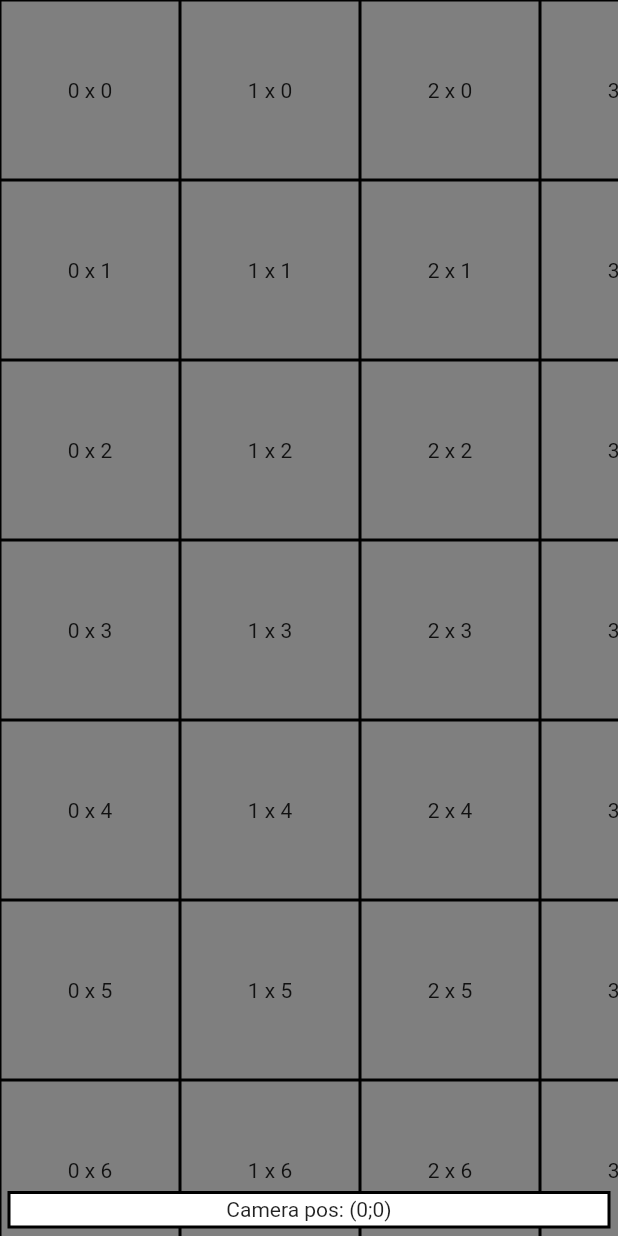
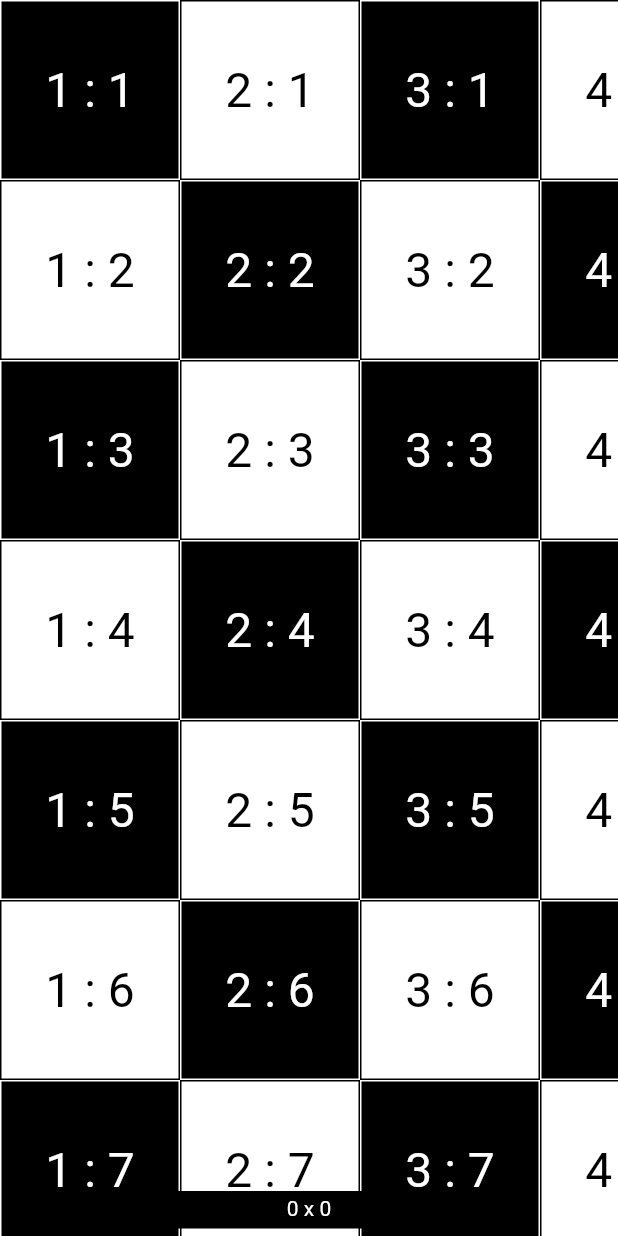
Before and after one commit to PlugFox/interactive_viewer, a Flutter app: the screen it shows after launch, on a phone screen of 412 x 824 dp. Run offline on Flutter 3.47's test engine with Material 2 defaults, Android fonts, the phone set to English and light mode, and no system bars.

Commit message:
Отрефакторил

```diff
--- a/lib/src/app.dart
+++ b/lib/src/app.dart
@@ -1,5 +1,6 @@
 import 'package:flutter/material.dart';
 import 'package:game_board/src/board.dart';
+import 'package:game_board/src/tile.dart';
 
 class App extends StatelessWidget {
   const App({Key? key}) : super(key: key);
@@ -14,22 +15,12 @@ class App extends StatelessWidget {
 class Home extends StatelessWidget {
   @override
   Widget build(BuildContext context) => Scaffold(
-        body: SizedBox(
-          height: MediaQuery.of(context).size.height,
-          width: MediaQuery.of(context).size.width,
-          child: SafeArea(
-            child: Board(
-              tileSize: const Size(120, 120),
-              fps: 60,
-              builder: (x, y) => Container(
-                height: 120,
-                width: 120,
-                decoration: BoxDecoration(border: Border.all()),
-                child: Center(
-                  child: Text('$x x $y'),
-                ),
-              ),
-            ),
+        body: SafeArea(
+          child: Board(
+            tileSize: const Size(120, 120),
+            fps: 60,
+            debug: true,
+            builder: (x, y) => BoardTile(x: x, y: y),
           ),
         ),
       );
--- a/lib/src/board.dart
+++ b/lib/src/board.dart
@@ -16,10 +16,14 @@ class Board extends StatelessWidget {
   /// Ограничение на FPS, по умолчанию - без ограничения
   final num fps;
 
+  /// Отображать табличку с текущими координатами
+  final bool debug;
+
   const Board({
     required this.builder,
     required this.tileSize,
     this.fps = double.infinity,
+    this.debug = false,
     Key? key,
   }) : super(key: key);
 
@@ -28,6 +32,7 @@ class Board extends StatelessWidget {
         builder: builder,
         size: tileSize,
         fps: fps,
+        debug: debug,
       );
 }
 
@@ -36,11 +41,13 @@ class _Board extends StatefulWidget {
   final Size size;
   final TileBuilder builder;
   final num fps;
+  final bool debug;
 
   const _Board({
     required this.builder,
     required this.size,
     required this.fps,
+    required this.debug,
     Key? key,
   }) : super(key: key);
 
@@ -98,18 +105,15 @@ class _BoardState extends State<_Board> {
   }
 
   @override
-  Widget build(BuildContext context) => SizedBox(
-        height: MediaQuery.of(context).size.height,
-        width: MediaQuery.of(context).size.width,
-        child: Stack(
+  Widget build(BuildContext context) => Stack(
+        alignment: Alignment.center,
         children: <Widget>[
-            GestureDetector(
+          Positioned(
+            child: GestureDetector(
               onPanCancel: () => _controller.notifyListeners(),
               onPanEnd: (details) => _controller.notifyListeners(),
               onPanUpdate: (details) =>
                   _controller.translate(details.delta.dx, details.delta.dy),
-              child: ColoredBox(
-                color: const Color(0xFF7F7F7F),
               child: LayoutBuilder(
                 builder: (context, constraints) {
                   // Расчитываю сколько клеточек может
@@ -126,7 +130,6 @@ class _BoardState extends State<_Board> {
                       height,
                       cellSize,
                       _controller,
-                        boardSize,
                     ),
                     children: _buildCells(
                       width,
@@ -137,22 +140,22 @@ class _BoardState extends State<_Board> {
               ),
             ),
           ),
+          if (widget.debug)
             Positioned(
-              left: 5,
-              right: 5,
+              width: 200,
+              bottom: 5,
               height: 25,
-              bottom: 5,
-              child: Container(
-                decoration: BoxDecoration(
-                  color: const Color(0xFFFFFFFF),
-                  border: Border.all(width: 2),
-                ),
-                height: 25,
-                width: MediaQuery.of(context).size.width,
+              child: ColoredBox(
+                color: const Color(0xFF000000),
                 child: Center(
                   child: ValueListenableBuilder<Offset>(
                     builder: (context, value, child) => Text(
-                      'Camera pos: (${value.dx.round()};${value.dy.round()})',
+                      '${value.dx.truncate()} x ${value.dy.truncate()}',
+                      style: const TextStyle(
+                        height: 1,
+                        color: Color(0xFFFFFFFF),
+                      ),
+                      textAlign: TextAlign.center,
                     ),
                     valueListenable: _controller,
                   ),
@@ -160,27 +163,33 @@ class _BoardState extends State<_Board> {
               ),
             ),
         ],
-        ),
       );
 }
 
 class _BoardFlowDelegate extends FlowDelegate {
+  /// Количество клеточек по ширине
+  final int width;
+
+  /// Количество клеточек по высоте
+  final int height;
+
+  /// Размер клеточки в dp
+  final Size size;
+
+  /// Контроллер со значением координат поля
   final ValueListenable<Offset> listenable;
-  final int width;
-  final int height;
-  final Size boardSize;
-  final Size size;
 
   _BoardFlowDelegate(
     this.width,
     this.height,
     this.size,
     this.listenable,
-    this.boardSize,
   ) : super(repaint: listenable);
 
   @override
   void paintChildren(FlowPaintingContext context) {
+    //final boardSize = context.size;
+
     // Количество целых столбцов и строк на которые съехала доска
     // по горизонтали и вертикали
     final colOffset = -(listenable.value.dx / size.width).ceil();
--- /dev/null
+++ b/lib/src/tile.dart
@@ -0,0 +1,40 @@
+import 'package:flutter/widgets.dart';
+
+@immutable
+class BoardTile extends StatelessWidget {
+  static const Color _black = Color(0xFF000000);
+  static const Color _white = Color(0xFFFFFFFF);
+
+  final int x;
+  final int y;
+
+  const BoardTile({
+    required this.x,
+    required this.y,
+    Key? key,
+  }) : super(key: key);
+
+  @override
+  Widget build(BuildContext context) {
+    final whiteCell = x.isOdd ^ y.isOdd;
+    return DecoratedBox(
+      decoration: BoxDecoration(
+        color: whiteCell ? _white : _black,
+        border: Border.all(
+          color: whiteCell ? _black : _white,
+        ),
+      ),
+      child: Center(
+        child: Text(
+          '${x + 1} : ${y + 1}',
+          textAlign: TextAlign.center,
+          maxLines: 1,
+          style: TextStyle(
+            color: whiteCell ? _black : _white,
+            fontSize: 32,
+          ),
+        ),
+      ),
+    );
+  }
+}
```
Lines whose indentation alone changed are shown as unchanged.
